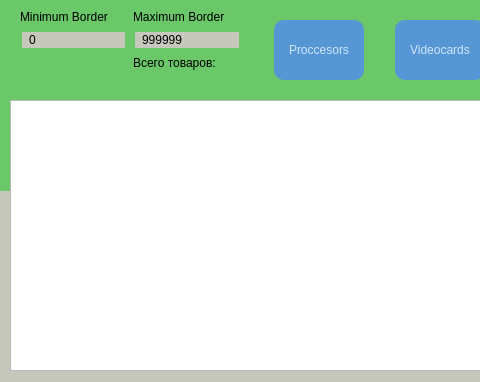
skhe55/dns-shop_parser, file source/interface_sort_by_price.ui: the form before one commit; both pictures show x 0 to 480 and y 0 to 382 of the 884 by 382 pixel window.
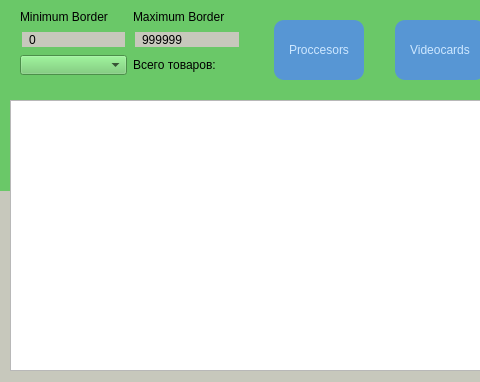
The form after the commit. Icons and pictures are not drawn.

```diff
--- a/source/interface_sort_by_price.ui
+++ b/source/interface_sort_by_price.ui
@@ -213,7 +213,7 @@
       <x>20</x>
       <y>10</y>
       <width>221</width>
-      <height>60</height>
+      <height>65</height>
      </rect>
     </property>
     <layout class="QGridLayout" name="gridLayout_3">
@@ -284,6 +284,16 @@
        </property>
       </widget>
      </item>
+     <item row="2" column="0">
+      <widget class="QComboBox" name="comboBox">
+       <property name="cursor">
+        <cursorShape>CrossCursor</cursorShape>
+       </property>
+       <property name="editable">
+        <bool>false</bool>
+       </property>
+      </widget>
+     </item>
     </layout>
    </widget>
   </widget>
```
